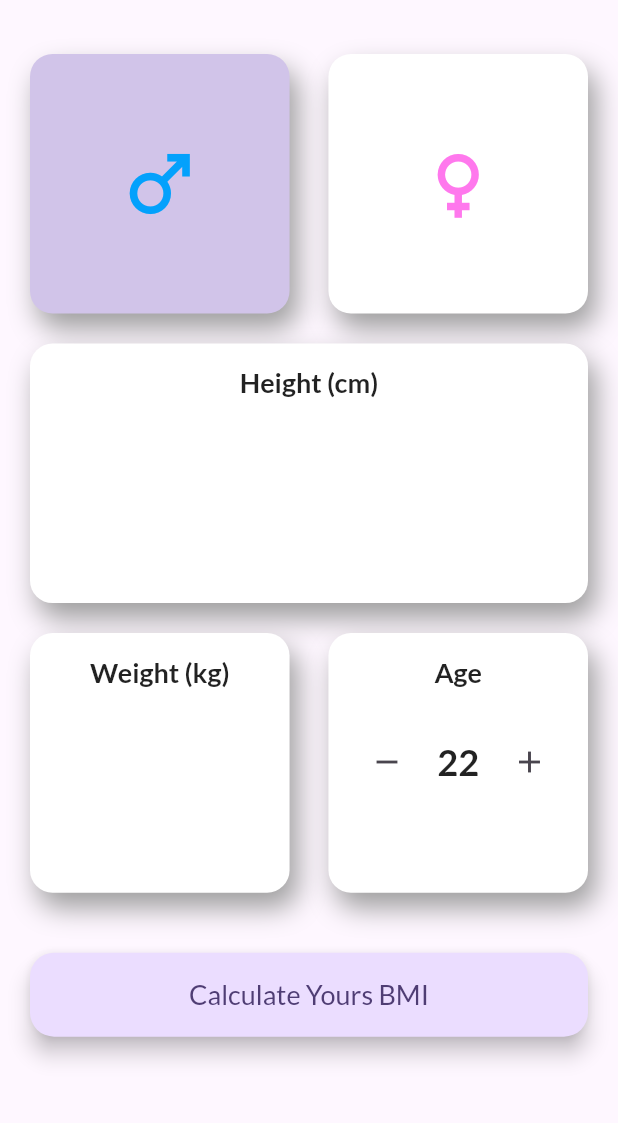
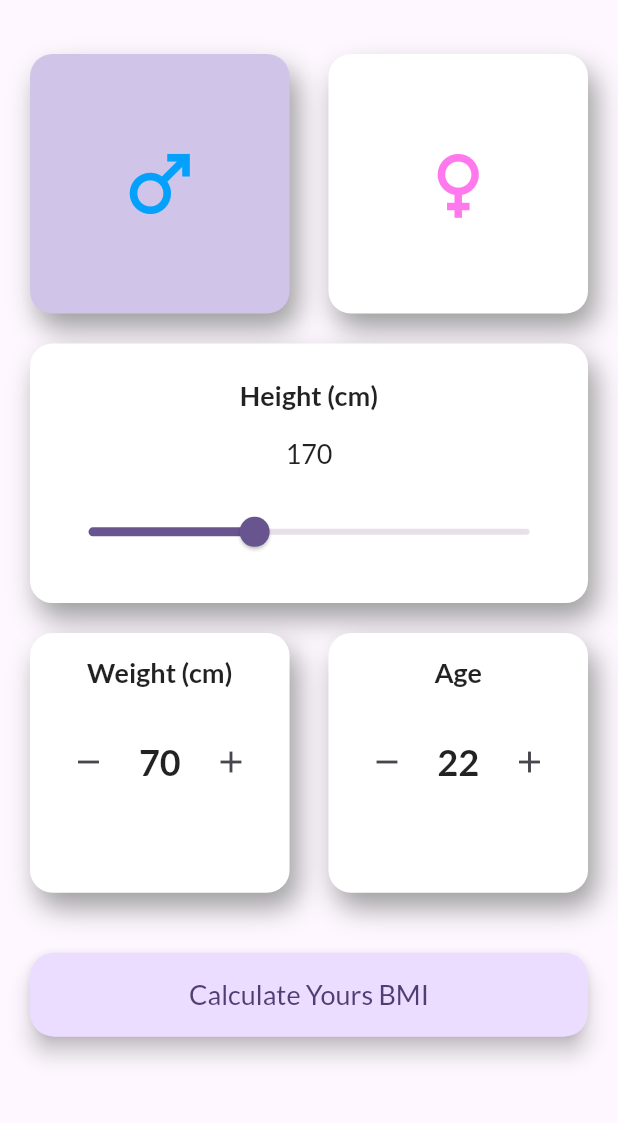
Before and after one commit to jtrznadel/flutter_bmi_calculator, a Flutter app: the screen it shows after launch, on a phone screen of 412 x 824 dp, the part 60-1183 px from its top. Run offline on Flutter 3.47's test engine with Material 2 defaults, Android fonts, the phone set to English and light mode, and no system bars; our stand-ins replace google_fonts.

Commit message:
bmi_model added and logic rebuilded

```diff
--- /dev/null
+++ b/lib/models/bmi_model.dart
@@ -0,0 +1,19 @@
+import 'dart:math';
+
+class BmiModel {
+  String gender;
+  int age;
+  double height;
+  int weight;
+  late double result;
+
+  BmiModel(
+      {required this.gender,
+      required this.age,
+      required this.height,
+      required this.weight});
+
+  double calculateBmi() {
+    return result = weight / ((height / 100) * (height / 100));
+  }
+}
--- a/lib/screens/bmi_screen.dart
+++ b/lib/screens/bmi_screen.dart
@@ -1,8 +1,8 @@
+import 'package:bmi_calculator/models/bmi_model.dart';
 import 'package:bmi_calculator/utilities/colors_palette.dart';
-import 'package:bmi_calculator/widgets/age_widget.dart';
+import 'package:bmi_calculator/widgets/counter_widget.dart';
 import 'package:bmi_calculator/widgets/gender_widget.dart';
 import 'package:bmi_calculator/widgets/height_widget.dart';
-import 'package:bmi_calculator/widgets/weight_widget.dart';
 import 'package:flutter/material.dart';
 
 class BmiScreen extends StatefulWidget {
@@ -15,9 +15,11 @@ class BmiScreen extends StatefulWidget {
 class _BMIScreenState extends State<BmiScreen> {
   bool isMalePressed = true;
   bool isFemalePressed = false;
-  int age = 22;
+
+  final BmiModel _bmiModel = BmiModel(gender: "male", age: 22, height: 170, weight: 70);
   @override
   Widget build(BuildContext context) {
+    final size = MediaQuery.of(context).size;
     return Scaffold(
         appBar: AppBar(
           title: const Text("BMI Calculator"),
@@ -38,6 +40,7 @@ class _BMIScreenState extends State<BmiScreen> {
                     ),
                     onTap: () {
                       setState(() {
+                        _bmiModel.gender = "male";
                         isMalePressed = true;
                         isFemalePressed = false;
                       });
@@ -51,6 +54,7 @@ class _BMIScreenState extends State<BmiScreen> {
                     ),
                     onTap: () {
                       setState(() {
+                        _bmiModel.gender = "female";
                         isMalePressed = false;
                         isFemalePressed = true;
                       });
@@ -61,19 +65,35 @@ class _BMIScreenState extends State<BmiScreen> {
               const SizedBox(
                 height: 20,
               ),
-              const HeightWidget(),
+              HeightWidget(
+                initialValue: _bmiModel.height,
+                onValueChanged: (newHeight) {
+                  setState(() {
+                    _bmiModel.height = newHeight;
+                  });
+                },
+              ),
               const SizedBox(
                 height: 20,
               ),
               Row(
                 mainAxisAlignment: MainAxisAlignment.spaceBetween,
                 children: [
-                  const WeightWidget(),
-                  AgeWidget(
-                    initialAge: age,
-                    onAgeChanged: (newAge) {
+                  CounterWidget(
+                    name: "Weight (cm)",
+                    initialValue: _bmiModel.weight,
+                    onValueChanged: (newWeight) {
                       setState(() {
-                        age = newAge;
+                        _bmiModel.weight = newWeight;
+                      });
+                    },
+                  ),
+                  CounterWidget(
+                    name: "Age",
+                    initialValue: _bmiModel.age,
+                    onValueChanged: (newAge) {
+                      setState(() {
+                        _bmiModel.age = newAge;
                       });
                     },
                   )
@@ -85,7 +105,28 @@ class _BMIScreenState extends State<BmiScreen> {
               SizedBox(
                 width: double.infinity,
                 child: FloatingActionButton(
-                  onPressed: () {},
+                  onPressed: () {
+                    _bmiModel.calculateBmi();
+                    showModalBottomSheet(
+                      context: context,
+                      builder: (BuildContext context) {
+                        return SizedBox(
+                          width: double.infinity,
+                          height: size.height * 0.5,
+                          child: Column(
+                            mainAxisSize: MainAxisSize.min,
+                            children: <Widget>[
+                              Text(_bmiModel.height.toString()),
+                              Text(_bmiModel.weight.toString()),
+                              Text(_bmiModel.age.toString()),
+                              Text(_bmiModel.gender),
+                              Text(_bmiModel.result.toString()),
+                            ],
+                          ),
+                        );
+                      },
+                    );
+                  },
                   child: const Text(
                     "Calculate Yours BMI",
                     style: TextStyle(fontSize: 18),
--- a/lib/widgets/age_widget.dart
+++ b/lib/widgets/counter_widget.dart
@@ -1,21 +1,26 @@
 import 'package:flutter/material.dart';
 
-class AgeWidget extends StatefulWidget {
-  final int initialAge;
-  final ValueChanged<int> onAgeChanged;
-  const AgeWidget({super.key, this.initialAge = 22, required this.onAgeChanged});
+class CounterWidget extends StatefulWidget {
+  final int initialValue;
+  final ValueChanged<int> onValueChanged;
+  final String name;
+  const CounterWidget(
+      {super.key,
+      this.initialValue = 22,
+      required this.onValueChanged,
+      required this.name});
 
   @override
-  State<AgeWidget> createState() => _AgeWidgetState();
+  State<CounterWidget> createState() => _CounterWidget();
 }
 
-class _AgeWidgetState extends State<AgeWidget> {
-  late int age;
+class _CounterWidget extends State<CounterWidget> {
+  late int value;
 
   @override
   void initState() {
     super.initState();
-    age = widget.initialAge;
+    value = widget.initialValue;
   }
 
   @override
@@ -33,9 +38,9 @@ class _AgeWidgetState extends State<AgeWidget> {
           ],
           borderRadius: BorderRadius.all(Radius.circular(15))),
       child: Column(children: [
-        const Text(
-          "Age",
-          style: TextStyle(fontWeight: FontWeight.bold, fontSize: 18),
+        Text(
+          widget.name,
+          style: const TextStyle(fontWeight: FontWeight.bold, fontSize: 18),
         ),
         const SizedBox(
           height: 25,
@@ -46,13 +51,13 @@ class _AgeWidgetState extends State<AgeWidget> {
             IconButton(
                 onPressed: () {
                   setState(() {
-                    age -= 1;
-                    widget.onAgeChanged(age);
+                    value -= 1;
+                    widget.onValueChanged(value);
                   });
                 },
                 icon: const Icon(Icons.remove)),
             Text(
-              "$age",
+              "$value",
               style: const TextStyle(
                 fontWeight: FontWeight.bold,
                 fontSize: 24,
@@ -61,8 +66,8 @@ class _AgeWidgetState extends State<AgeWidget> {
             IconButton(
                 onPressed: () {
                   setState(() {
-                    age += 1;
-                    widget.onAgeChanged(age);
+                    value += 1;
+                    widget.onValueChanged(value);
                   });
                 },
                 icon: const Icon(Icons.add)),
--- a/lib/widgets/height_widget.dart
+++ b/lib/widgets/height_widget.dart
@@ -1,9 +1,26 @@
 import 'package:flutter/material.dart';
 
-class HeightWidget extends StatelessWidget {
+class HeightWidget extends StatefulWidget {
+  final ValueChanged<double> onValueChanged;
+  final double initialValue;
   const HeightWidget({
+    this.initialValue = 170,
+    required this.onValueChanged,
     super.key,
   });
+
+  @override
+  State<HeightWidget> createState() => _HeightWidgetState();
+}
+
+class _HeightWidgetState extends State<HeightWidget> {
+  late double _currentHeightValue;
+
+  @override
+  void initState() {
+    super.initState();
+    _currentHeightValue = widget.initialValue;
+  }
 
   @override
   Widget build(BuildContext context) {
@@ -20,12 +37,29 @@ class HeightWidget extends StatelessWidget {
           BoxShadow(color: Colors.grey, blurRadius: 15.0, offset: Offset(5, 10))
         ],
       ),
-      child: const Column(
+      child: Column(
+        mainAxisAlignment: MainAxisAlignment.spaceAround,
         children: [
-          Text(
+          const Text(
             "Height (cm)",
             style: TextStyle(fontWeight: FontWeight.bold, fontSize: 18),
           ),
+          Text(
+            _currentHeightValue.toStringAsFixed(0),
+            style: const TextStyle(fontSize: 18),
+          ),
+          Slider(
+            value: _currentHeightValue,
+            max: 220,
+            min: 140,
+            divisions: 80,
+            onChanged: (double value) {
+              setState(() {
+                _currentHeightValue = value;
+                widget.onValueChanged(_currentHeightValue);
+              });
+            },
+          )
         ],
       ),
     );
--- a/lib/widgets/weight_widget.dart
+++ /dev/null
@@ -1,37 +0,0 @@
-import 'package:flutter/material.dart';
-
-class WeightWidget extends StatelessWidget {
-  const WeightWidget({
-    super.key,
-  });
-
-  @override
-  Widget build(BuildContext context) {
-    final size = MediaQuery.of(context).size;
-
-    return Container(
-      padding: const EdgeInsets.all(15),
-      width: size.width * 0.42,
-      height: size.width * 0.42,
-      decoration: const BoxDecoration(
-          color: Colors.white,
-          boxShadow: [
-            BoxShadow(color: Colors.grey, blurRadius: 15.0, offset: Offset(5, 10))
-          ],
-          borderRadius: BorderRadius.all(Radius.circular(15))),
-      child: const Column(children: [
-        Text(
-          "Weight (kg)",
-          style: TextStyle(fontWeight: FontWeight.bold, fontSize: 18),
-        ),
-        SizedBox(
-          height: 25,
-        ),
-        SizedBox(
-          width: 50,
-          height: 20,
-        )
-      ]),
-    );
-  }
-}
```
